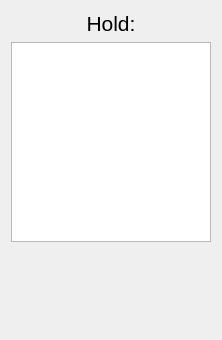
Before: the Qt Designer form src/holdmenu.ui in MivojBlazek/Tetris, drawn with Qt 5.
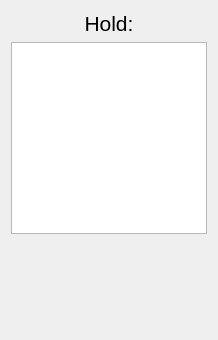
After: the same form once the commit is applied.

The edit to the form file:
```diff
--- a/src/holdmenu.ui
+++ b/src/holdmenu.ui
@@ -39,8 +39,8 @@
     <widget class="QGraphicsView" name="graphicsView">
      <property name="minimumSize">
       <size>
-       <width>200</width>
-       <height>200</height>
+       <width>100</width>
+       <height>100</height>
       </size>
      </property>
      <property name="maximumSize">
```
